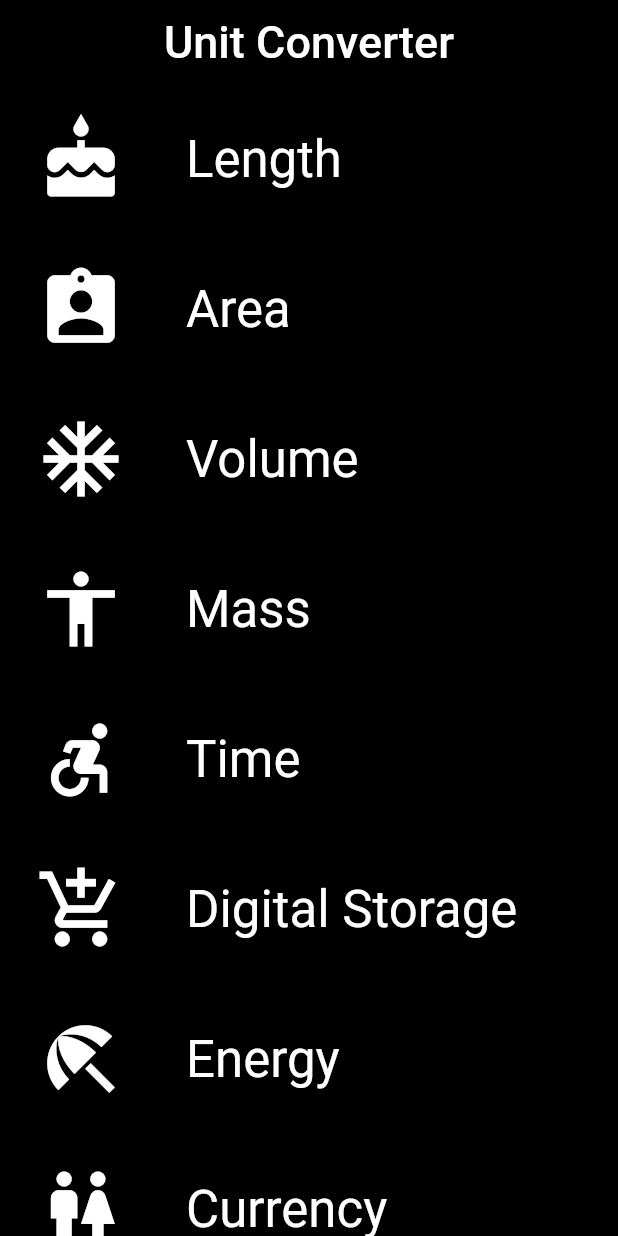
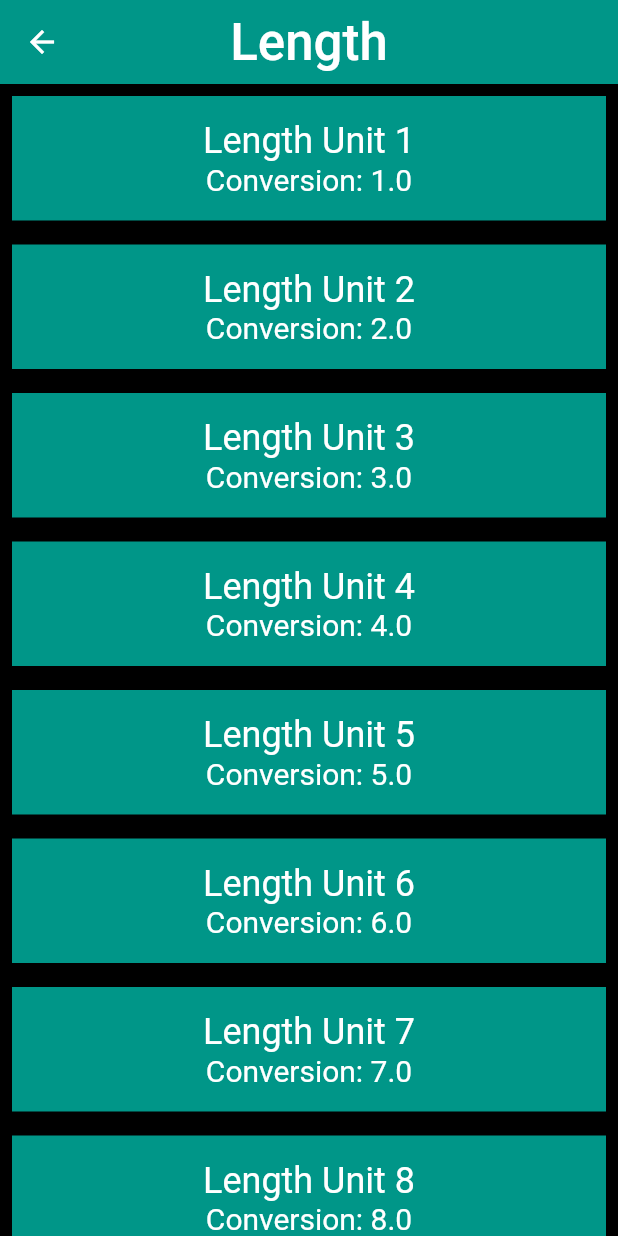
Before and after one commit to Turskyi/category_widget, a Flutter app: the screen it shows after launch, after a tap on "Length", on a phone screen of 412 x 824 dp. Run offline on Flutter 3.47's test engine with Material 2 defaults, Android fonts, the phone set to English and light mode, and no system bars.

Commit message:
navigation to new screen by clicking on list item implemented

```diff
--- a/lib/category.dart
+++ b/lib/category.dart
@@ -3,6 +3,9 @@
 import 'package:flutter/material.dart';
 // @required is defined in the meta.dart package
 import 'package:meta/meta.dart';
+
+import 'package:category_widget/converter_route.dart';
+import 'package:category_widget/unit.dart';
 
 /* We use an underscore to indicate that these variables are private.
  See https://www.dartlang.org/guides/language/effective-dart/design#libraries */
@@ -20,6 +23,7 @@ class Category extends StatelessWidget {
   final String name;
   final ColorSwatch color;
   final IconData iconLocation;
+  final List<Unit> units;
 
   /// Creates a [Category].
   ///
@@ -30,10 +34,40 @@ class Category extends StatelessWidget {
     @required this.name,
     @required this.color,
     @required this.iconLocation,
+    @required this.units,
   })  : assert(name != null),
         assert(color != null),
         assert(iconLocation != null),
+        assert(units != null),
         super(key: key);
+
+  /// Navigates to the [ConverterRoute].
+  void _navigateToConverter(BuildContext context) {
+    Navigator.of(context).push(MaterialPageRoute<Null>(
+      builder: (BuildContext context) {
+        return Scaffold(
+          backgroundColor: Colors.black,
+          appBar: AppBar(
+            elevation: 1.0,
+            title: Text(
+              name,
+                style: TextStyle(
+                  color: _colorBody,
+                  fontSize:
+                  Theme.of(context).textTheme.headline4.fontSize,
+                ),
+            ),
+            centerTitle: true,
+            backgroundColor: color,
+          ),
+          body: ConverterRoute(
+            units: units,
+            color: color,
+          ),
+        );
+      },
+    ));
+  }
 
   /// Builds a custom widget that shows [Category] information.
   ///
@@ -55,9 +89,7 @@ class Category extends StatelessWidget {
             splashColor: color[100],
             /* It can by used either the () => function()
             or the () { function(); } syntax. */
-            onTap: () {
-              print('I was tapped');
-            },
+            onTap: () => _navigateToConverter(context),
             child: Padding(
               padding: EdgeInsets.all(16.0),
               child: Row(
--- a/lib/category_route.dart
+++ b/lib/category_route.dart
@@ -1,6 +1,6 @@
+import 'package:category_widget/category.dart';
+import 'package:category_widget/unit.dart';
 import 'package:flutter/material.dart';
-
-import 'package:category_widget/category.dart';
 
 final _backgroundColor = Colors.black;
 final _sizeFont = 30.0;
@@ -58,6 +58,17 @@ class CategoryRoute extends StatelessWidget {
     );
   }
 
+  /// Returns a list of mock [Unit]s.
+  List<Unit> _retrieveUnitList(String categoryName) {
+    return List.generate(10, (int i) {
+      i += 1;
+      return Unit(
+        name: '$categoryName Unit $i',
+        conversion: i.toDouble(),
+      );
+    });
+  }
+
   @override
   Widget build(BuildContext context) {
     final categories = <Category>[];
@@ -67,6 +78,7 @@ class CategoryRoute extends StatelessWidget {
         name: _categoryNames[i],
         color: _baseColors[i],
         iconLocation: _icons[i],
+        units: _retrieveUnitList(_categoryNames[i]),
       ));
     }
 
--- /dev/null
+++ b/lib/converter_route.dart
@@ -0,0 +1,60 @@
+import 'package:category_widget/unit.dart';
+import 'package:flutter/material.dart';
+import 'package:meta/meta.dart';
+
+/// Converter screen where users can input amounts to convert.
+///
+/// Currently, it just displays a list of mock units.
+///
+/// While it is named ConverterRoute, a more apt name would be ConverterScreen,
+/// because it is responsible for the UI at the route's destination.
+class ConverterRoute extends StatelessWidget {
+  /// Units for this [Category].
+  final List<Unit> units;
+  /// Color for this [Category].
+  final Color color;
+
+  final _colorBody = Colors.white;
+
+  /// This [ConverterRoute] requires the color and units to not be null.
+  const ConverterRoute({
+    @required this.units,
+    @required this.color,
+  })  : assert(units != null),
+        assert(color != null);
+
+  @override
+  Widget build(BuildContext context) {
+    // Here is just a placeholder for a list of mock units
+    final unitWidgets = units.map((Unit unit) {
+      return Container(
+        color: color,
+        margin: EdgeInsets.all(8.0),
+        padding: EdgeInsets.all(16.0),
+        child: Column(
+          children: <Widget>[
+            Text(
+              unit.name,
+              style: TextStyle(
+                color: _colorBody,
+                fontSize:
+                Theme.of(context).textTheme.headline5.fontSize,
+              ),
+            ),
+            Text(
+              'Conversion: ${unit.conversion}',
+                style: TextStyle(
+                  color: _colorBody,
+                  fontSize:
+                  Theme.of(context).textTheme.headline6.fontSize,
+                )),
+          ],
+        ),
+      );
+    }).toList();
+
+    return ListView(
+      children: unitWidgets,
+    );
+  }
+}
--- /dev/null
+++ b/lib/unit.dart
@@ -0,0 +1,23 @@
+import 'package:meta/meta.dart';
+
+/// Information about a [Unit].
+class Unit {
+  final String name;
+  final double conversion;
+
+  /// A [Unit] stores its name and conversion factor.
+  ///
+  /// An example would be 'Meter' and '1.0'.
+  const Unit({
+    @required this.name,
+    @required this.conversion,
+  })  : assert(name != null),
+        assert(conversion != null);
+
+  /// Creates a [Unit] from a JSON object.
+  Unit.fromJson(Map jsonMap)
+      : assert(jsonMap['name'] != null),
+        assert(jsonMap['conversion'] != null),
+        name = jsonMap['name'],
+        conversion = jsonMap['conversion'].toDouble();
+}
```
